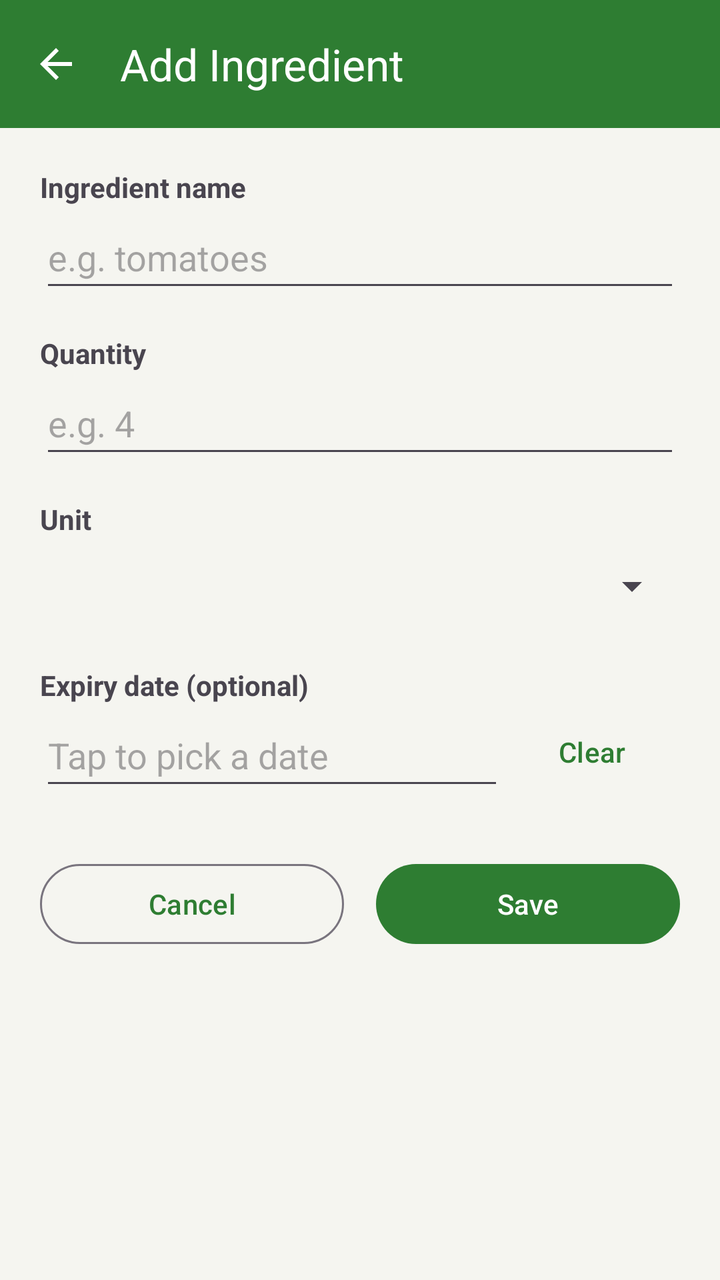
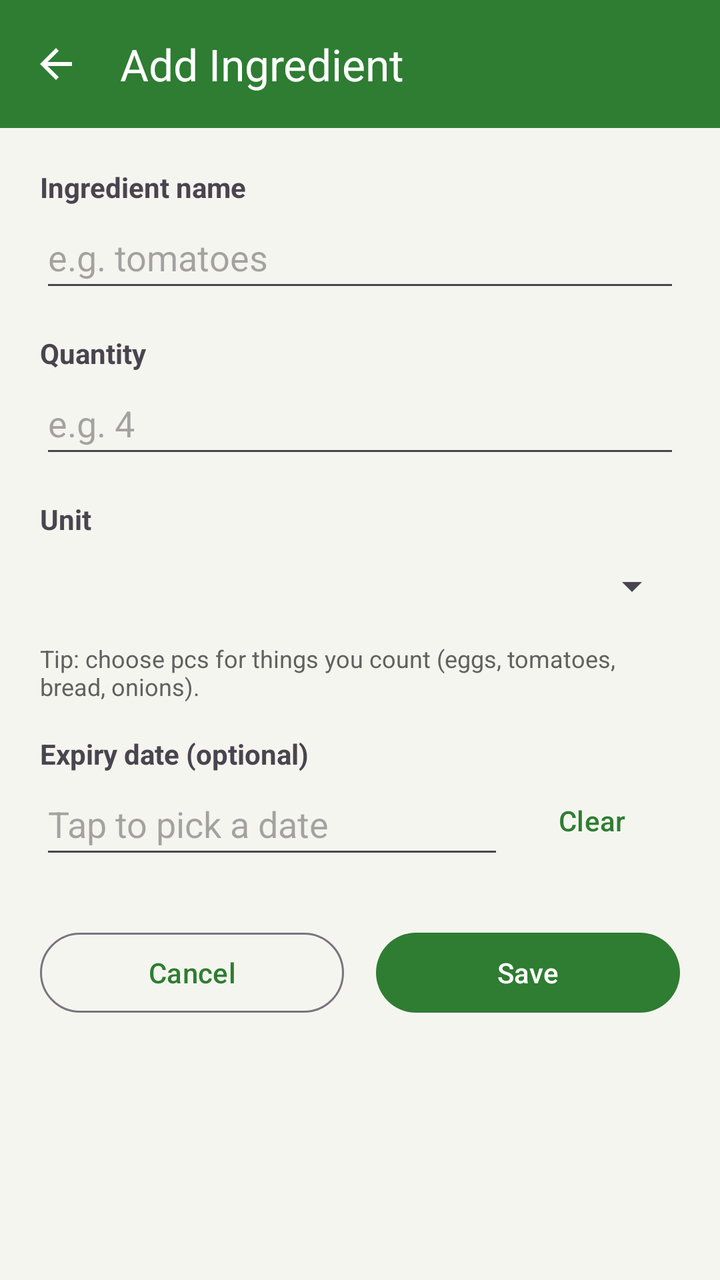

Two renders of the same Android screen: before a commit and after it. Below are the layout's source before the change and the commit's diff.
<!-- AndroidManifest.xml: application theme Theme.SmartPantry -->
<!-- res/layout/activity_add_edit_item.xml -->
<?xml version="1.0" encoding="utf-8"?>
<LinearLayout
    xmlns:android="http://schemas.android.com/apk/res/android"
    xmlns:app="http://schemas.android.com/apk/res-auto"
    android:id="@+id/root"
    android:layout_width="match_parent"
    android:layout_height="match_parent"
    android:orientation="vertical">

    <com.google.android.material.appbar.AppBarLayout
        android:layout_width="match_parent"
        android:layout_height="wrap_content"
        android:background="?attr/colorPrimary"
        android:fitsSystemWindows="true">

        <com.google.android.material.appbar.MaterialToolbar
            android:id="@+id/toolbar"
            android:layout_width="match_parent"
            android:layout_height="?attr/actionBarSize"
            android:background="?attr/colorPrimary"
            app:navigationIcon="?attr/homeAsUpIndicator"
            app:navigationIconTint="@color/white"
            app:title="Add Ingredient"
            app:titleTextColor="@color/white" />
    </com.google.android.material.appbar.AppBarLayout>

    <ScrollView
        android:layout_width="match_parent"
        android:layout_height="match_parent"
        android:fillViewport="true">

        <LinearLayout
            android:layout_width="match_parent"
            android:layout_height="wrap_content"
            android:orientation="vertical"
            android:padding="20dp">

            <TextView
                android:layout_width="wrap_content"
                android:layout_height="wrap_content"
                android:text="Ingredient name"
                android:textStyle="bold" />

            <EditText
                android:id="@+id/etName"
                android:layout_width="match_parent"
                android:layout_height="wrap_content"
                android:hint="e.g. tomatoes"
                android:imeOptions="actionNext"
                android:inputType="textCapWords"
                android:maxLength="40"
                android:minHeight="48dp" />

            <TextView
                android:layout_width="wrap_content"
                android:layout_height="wrap_content"
                android:layout_marginTop="16dp"
                android:text="Quantity"
                android:textStyle="bold" />

            <EditText
                android:id="@+id/etQuantity"
                android:layout_width="match_parent"
                android:layout_height="wrap_content"
                android:hint="e.g. 4"
                android:inputType="numberDecimal"
                android:minHeight="48dp" />

            <TextView
                android:layout_width="wrap_content"
                android:layout_height="wrap_content"
                android:layout_marginTop="16dp"
                android:text="Unit"
                android:textStyle="bold" />

            <Spinner
                android:id="@+id/spUnit"
                android:layout_width="match_parent"
                android:layout_height="wrap_content"
                android:minHeight="48dp" />

            <TextView
                android:layout_width="wrap_content"
                android:layout_height="wrap_content"
                android:layout_marginTop="16dp"
                android:text="Expiry date (optional)"
                android:textStyle="bold" />

            <LinearLayout
                android:layout_width="match_parent"
                android:layout_height="wrap_content"
                android:gravity="center_vertical"
                android:orientation="horizontal">

                <EditText
                    android:id="@+id/etExpiry"
                    android:layout_width="0dp"
                    android:layout_height="wrap_content"
                    android:layout_weight="1"
                    android:clickable="true"
                    android:focusable="false"
                    android:hint="Tap to pick a date"
                    android:inputType="none"
                    android:minHeight="48dp" />

                <Button
                    android:id="@+id/btnClearDate"
                    style="@style/Widget.Material3.Button.TextButton"
                    android:layout_width="wrap_content"
                    android:layout_height="wrap_content"
                    android:text="Clear" />
            </LinearLayout>

            <LinearLayout
                android:layout_width="match_parent"
                android:layout_height="wrap_content"
                android:layout_marginTop="28dp"
                android:orientation="horizontal">

                <Button
                    android:id="@+id/btnCancel"
                    style="@style/Widget.Material3.Button.OutlinedButton"
                    android:layout_width="0dp"
                    android:layout_height="wrap_content"
                    android:layout_marginEnd="8dp"
                    android:layout_weight="1"
                    android:text="Cancel" />

                <Button
                    android:id="@+id/btnSave"
                    android:layout_width="0dp"
                    android:layout_height="wrap_content"
                    android:layout_marginStart="8dp"
                    android:layout_weight="1"
                    android:text="Save" />
            </LinearLayout>
        </LinearLayout>
    </ScrollView>
</LinearLayout>
<!-- resources referenced by this layout -->
<resources>
  <color name="white">#FFFFFFFF</color>
  <style name="Theme.SmartPantry" parent="Theme.Material3.Light.NoActionBar">
          <item name="colorPrimary">@color/pantry_green</item>
          <item name="colorOnPrimary">@color/white</item>
          <item name="colorSecondary">@color/pantry_green_dark</item>
          <item name="android:windowBackground">@color/page_background</item>
      </style>
  <color name="pantry_green">#2E7D32</color>
  <color name="pantry_green_dark">#1B5E20</color>
  <color name="page_background">#F5F5F0</color>
</resources>

<!-- the commit's change to res/layout/activity_add_edit_item.xml (unified diff, before → after) -->
@@ -79,6 +79,15 @@
                 android:layout_height="wrap_content"
                 android:minHeight="48dp" />
 
+            
+            <TextView
+                android:layout_width="match_parent"
+                android:layout_height="wrap_content"
+                android:layout_marginTop="4dp"
+                android:text="Tip: choose pcs for things you count (eggs, tomatoes, bread, onions)."
+                android:textColor="#616161"
+                android:textSize="12sp" />
+
             <TextView
                 android:layout_width="wrap_content"
                 android:layout_height="wrap_content"
